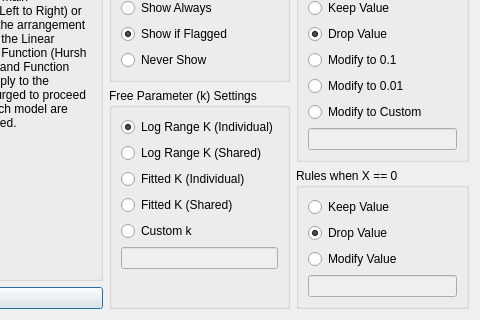
This is demandsettingsdialog.ui in miyamot0/DemandCalculatorQT as Qt 5 draws it before an edit; both pictures show x 269 to 749 and y 192 to 512 of the 749 by 512 pixel window. The edited form follows.
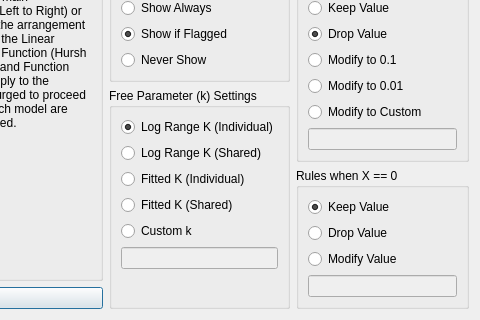
This is the edited form.

Commit message: Keep Q0e by default

The edit to the form file:
```diff
--- a/demandsettingsdialog.ui
+++ b/demandsettingsdialog.ui
@@ -485,6 +485,9 @@
               <property name="text">
                <string>Keep Value</string>
               </property>
+              <property name="checked">
+               <bool>true</bool>
+              </property>
              </widget>
             </item>
             <item>
@@ -493,7 +496,7 @@
                <string>Drop Value</string>
               </property>
               <property name="checked">
-               <bool>true</bool>
+               <bool>false</bool>
               </property>
              </widget>
             </item>
```
The commit also changes 1 other file.
